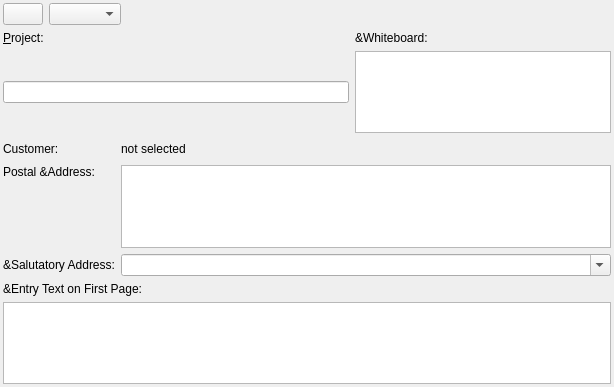
dragotin/kraft, file src/docheader.ui: the form before one commit.
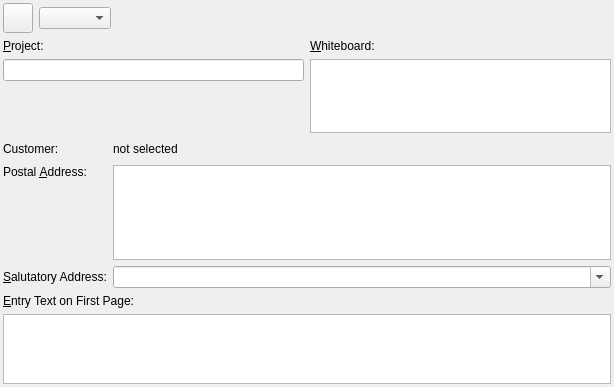
The form after the commit. Custom widgets are drawn as their Qt base class.

What changed in the file:
```diff
--- a/src/docheader.ui
+++ b/src/docheader.ui
@@ -10,11 +10,23 @@
     <height>387</height>
    </rect>
   </property>
-  <layout class="QGridLayout">
-   <item row="0" column="0">
-    <layout class="QHBoxLayout">
+  <layout class="QVBoxLayout" name="verticalLayout_3" stretch="0,0,0,0,1">
+   <item>
+    <layout class="QHBoxLayout" stretch="0,0,1,0">
      <item>
       <widget class="QPushButton" name="mButtLang">
+       <property name="minimumSize">
+        <size>
+         <width>0</width>
+         <height>30</height>
+        </size>
+       </property>
+       <property name="maximumSize">
+        <size>
+         <width>30</width>
+         <height>16777215</height>
+        </size>
+       </property>
        <property name="text">
         <string/>
        </property>
@@ -33,8 +45,8 @@
        </property>
        <property name="sizeHint" stdset="0">
         <size>
-         <width>120</width>
-         <height>21</height>
+         <width>0</width>
+         <height>0</height>
         </size>
        </property>
       </spacer>
@@ -44,7 +56,7 @@
      </item>
     </layout>
    </item>
-   <item row="1" column="0">
+   <item>
     <layout class="QGridLayout">
      <item row="0" column="0">
       <widget class="QLabel" name="textLabel1_2">
@@ -62,22 +74,6 @@
        </property>
       </widget>
      </item>
-     <item row="1" column="0">
-      <widget class="QLineEdit" name="mProjectLabelEdit">
-       <property name="toolTip">
-        <string>Enter a label that describes the project. This may appear on the customer document.</string>
-       </property>
-       <property name="maxLength">
-        <number>255</number>
-       </property>
-       <property name="frame">
-        <bool>true</bool>
-       </property>
-       <property name="dragEnabled">
-        <bool>false</bool>
-       </property>
-      </widget>
-     </item>
      <item row="0" column="1">
       <widget class="QLabel" name="textLabel1">
        <property name="text">
@@ -89,21 +85,67 @@
        <property name="wordWrap">
         <bool>false</bool>
        </property>
-      </widget>
-     </item>
-     <item row="1" column="1">
-      <widget class="KTextEdit" name="m_whiteboardEdit">
-       <property name="sizePolicy">
-        <sizepolicy hsizetype="Preferred" vsizetype="Maximum">
-         <horstretch>0</horstretch>
-         <verstretch>0</verstretch>
-        </sizepolicy>
+       <property name="buddy">
+        <cstring>m_whiteboardEdit</cstring>
        </property>
       </widget>
      </item>
+     <item row="3" column="0">
+      <layout class="QVBoxLayout" name="verticalLayout">
+       <item>
+        <widget class="QLineEdit" name="mProjectLabelEdit">
+         <property name="sizePolicy">
+          <sizepolicy hsizetype="Preferred" vsizetype="Fixed">
+           <horstretch>0</horstretch>
+           <verstretch>0</verstretch>
+          </sizepolicy>
+         </property>
+         <property name="toolTip">
+          <string>Enter a label that describes the project. This may appear on the customer document.</string>
+         </property>
+         <property name="maxLength">
+          <number>255</number>
+         </property>
+        </widget>
+       </item>
+       <item>
+        <spacer name="verticalSpacer">
+         <property name="orientation">
+          <enum>Qt::Vertical</enum>
+         </property>
+         <property name="sizeHint" stdset="0">
+          <size>
+           <width>20</width>
+           <height>40</height>
+          </size>
+         </property>
+        </spacer>
+       </item>
+      </layout>
+     </item>
+     <item row="3" column="1">
+      <layout class="QVBoxLayout" name="verticalLayout_2">
+       <item>
+        <widget class="KTextEdit" name="m_whiteboardEdit">
+         <property name="sizePolicy">
+          <sizepolicy hsizetype="Preferred" vsizetype="Preferred">
+           <horstretch>0</horstretch>
+           <verstretch>0</verstretch>
+          </sizepolicy>
+         </property>
+         <property name="maximumSize">
+          <size>
+           <width>16777215</width>
+           <height>80</height>
+          </size>
+         </property>
+        </widget>
+       </item>
+      </layout>
+     </item>
     </layout>
    </item>
-   <item row="2" column="0">
+   <item>
     <layout class="QGridLayout">
      <item row="2" column="1">
       <widget class="KComboBox" name="m_letterHead">
@@ -123,6 +165,9 @@
        <property name="wordWrap">
         <bool>false</bool>
        </property>
+       <property name="buddy">
+        <cstring>m_postAddressEdit</cstring>
+       </property>
       </widget>
      </item>
      <item row="0" column="1">
@@ -163,6 +208,9 @@
        <property name="wordWrap">
         <bool>false</bool>
        </property>
+       <property name="buddy">
+        <cstring>m_letterHead</cstring>
+       </property>
       </widget>
      </item>
      <item row="0" column="0">
@@ -183,11 +231,17 @@
          <verstretch>0</verstretch>
         </sizepolicy>
        </property>
+       <property name="maximumSize">
+        <size>
+         <width>16777215</width>
+         <height>100</height>
+        </size>
+       </property>
       </widget>
      </item>
     </layout>
    </item>
-   <item row="3" column="0">
+   <item>
     <widget class="QLabel" name="textLabel8">
      <property name="text">
       <string>&amp;Entry Text on First Page:</string>
@@ -195,9 +249,12 @@
      <property name="wordWrap">
       <bool>false</bool>
      </property>
+     <property name="buddy">
+      <cstring>m_teEntry</cstring>
+     </property>
     </widget>
    </item>
-   <item row="4" column="0">
+   <item>
     <widget class="KTextEdit" name="m_teEntry"/>
    </item>
   </layout>
```
Left out of the diff: 1 changed line with no effect on the pictures.
